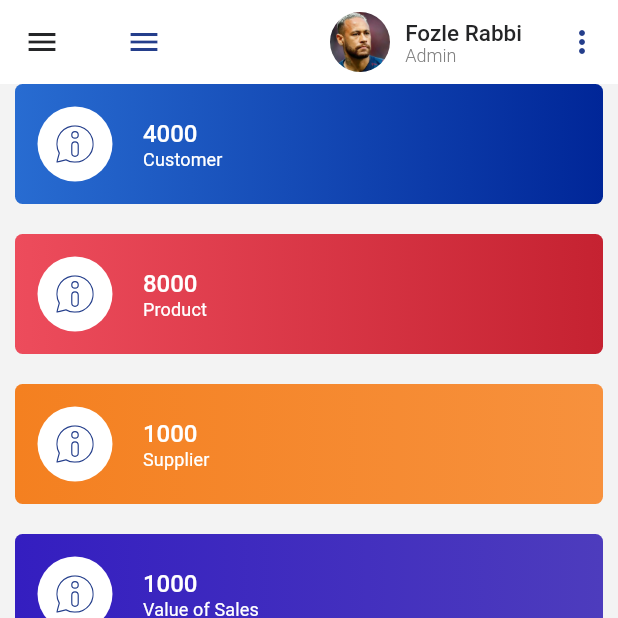
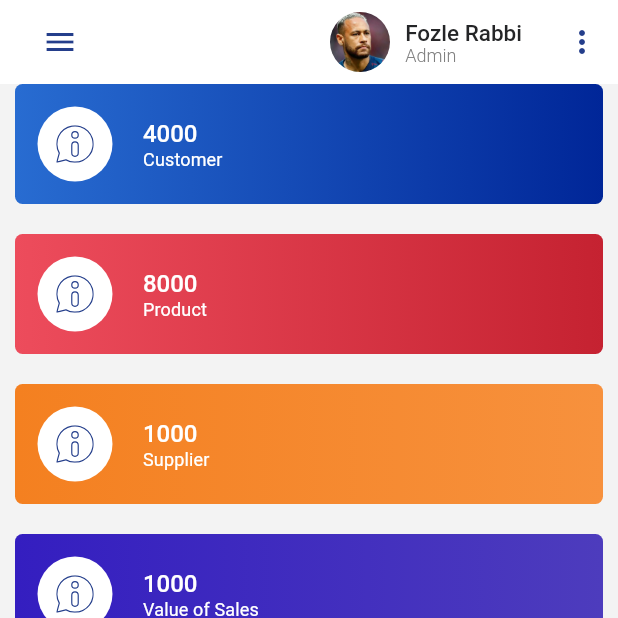
Before and after one commit to fozlerabbi321/flutter_dashboard, a Flutter app: the screen it shows after launch, in the side drawer, after a tap on the "menu" icon, on a phone screen of 412 x 824 dp, the top half of it. Run offline on Flutter 3.47's test engine with Material 2 defaults, Android fonts, the phone set to English and light mode, and no system bars; our stand-ins replace flutter_svg, get, get_storage, google_fonts, shared_preferences.

```diff
--- a/lib/controllers/dashboard_controller.dart
+++ b/lib/controllers/dashboard_controller.dart
@@ -11,7 +11,7 @@ class DashboardController extends GetxController {
 
   final RpDashboardTopList _topList = RpDashboardTopList();
   bool _isAccountPopup = false;
-  bool _isMenu = false;
+  bool _isMenu = true;
   bool _isMenuPopup = false;
   bool _isExpand = false;
   bool _isExpand2 = false;
--- a/lib/contstants/images.dart
+++ b/lib/contstants/images.dart
@@ -18,6 +18,7 @@ class Images {
   static const String testUser = kImageDir + 'test_user.jpg';
 
   ///Icon
+  static const String home = kIConDir + 'home.svg';
   static const String trams = kIConDir + 'trams.svg';
   static const String policy = kIConDir + 'policy.svg';
   static const String about = kIConDir + 'about_us.svg';
--- a/lib/view/screens/dashboard/dashboard_screen.dart
+++ b/lib/view/screens/dashboard/dashboard_screen.dart
@@ -34,16 +34,22 @@ class _DashboardScreenState extends State<DashboardScreen> {
           constraints: const BoxConstraints(maxWidth: 200),
           child: SideMenu(
             dashboardController: dashBoardController,
+            width: 200,
           ),
         ),
+        drawerEnableOpenDragGesture: false,
         appBar: AppBar(
+          leadingWidth: 0,
+          leading: Container(),
           title: Row(
             children: [
               Row(
                 children: [
-                  if (dashBoardController.isMenu)
+                  if (SizeConfig.isDesktop())
                     AppBarLogo(
-                      isMenuClick: dashBoardController.isMenu,
+                      isMenuClick: SizeConfig.isMobile()
+                          ? false
+                          : dashBoardController.isMenu,
                     ),
                   IconButton(
                     icon: const Icon(
@@ -51,7 +57,7 @@ class _DashboardScreenState extends State<DashboardScreen> {
                       color: kPrimaryColor,
                     ),
                     onPressed: () {
-                      if (SizeConfig.isMobile()) {
+                      if (!SizeConfig.isDesktop()) {
                         _scaffoldKey.currentState?.openDrawer();
                       } else {
                         dashBoardController.updateMenu();
@@ -92,6 +98,7 @@ class _DashboardScreenState extends State<DashboardScreen> {
                   SizeConfig.isDesktop()
                       ? SideMenu(
                           dashboardController: dashBoardController,
+                          width: dashBoardController.isMenu ? 200 : null,
                         )
                       : const SizedBox(),
                   Expanded(
--- a/lib/view/widgets/app_bar_logo.dart
+++ b/lib/view/widgets/app_bar_logo.dart
@@ -22,7 +22,7 @@ class AppBarLogo extends StatelessWidget {
         if (isMenuClick) kWidthBox5,
         if (isMenuClick)
           Text(
-            'AmerSolution',
+            'AmarSolution',
             style: Theme.of(context).textTheme.headline2?.copyWith(
                   color: kPrimaryColor,
                 ),
--- a/lib/view/widgets/side_menu.dart
+++ b/lib/view/widgets/side_menu.dart
@@ -3,6 +3,7 @@ import 'package:flutter_dashboard/controllers/dashboard_controller.dart';
 import 'package:flutter_dashboard/contstants/colors_data.dart';
 import 'package:flutter_dashboard/contstants/images.dart';
 import 'package:flutter_dashboard/contstants/size_config.dart';
+import 'package:flutter_svg/flutter_svg.dart';
 import 'package:get/get.dart';
 
 import '../../contstants/style_data.dart';
@@ -11,11 +12,10 @@ import 'app_bar_logo.dart';
 import 'text_image_widget.dart';
 
 class SideMenu extends StatelessWidget {
-  final double width;
+  final double? width;
   final DashboardController dashboardController;
 
-  const SideMenu(
-      {Key? key, this.width = 200, required this.dashboardController})
+  const SideMenu({Key? key, this.width, required this.dashboardController})
       : super(key: key);
 
   @override
@@ -25,7 +25,44 @@ class SideMenu extends StatelessWidget {
       margin: EdgeInsets.only(top: SizeConfig.isDesktop() ? 0 : appBarHeight),
       height: SizeConfig.screenHeight,
       child: SafeArea(
-        child: Column(
+        child: dashboardController.isMenu == false
+            ? Column(
+                children: [
+                  Row(
+                    children: [
+                      Container(
+                        color: const Color(0xFFAF126E),
+                        width: 3,
+                        height: 50,
+                      ),
+                      Container(
+                        height: 50,
+                        //width: width - 3.0,
+                        padding: EdgeInsets.only(
+                            left: SizeConfig.isDesktop() ? 15 : 10,
+                            right: SizeConfig.isDesktop() ? 15 : 10),
+                        decoration: BoxDecoration(
+                          color: const Color(0xFFe9f7f0),
+                          boxShadow: [
+                            kOrdinaryShadow,
+                          ],
+                        ),
+                        child: SizedBox(
+                          width: 15,
+                          height: 15,
+                          child: SvgPicture.asset(
+                            Images.home,
+                            color: const Color(0xFFAF126E),
+                            width: 15,
+                            height: 15,
+                          ),
+                        ),
+                      ),
+                    ],
+                  ),
+                ],
+              )
+            : Column(
                 children: [
                   if (SizeConfig.isMobile()) kHeightBox10,
                   if (SizeConfig.isMobile())
@@ -42,9 +79,10 @@ class SideMenu extends StatelessWidget {
                       ),
                       Container(
                         height: 50,
-                  width: width - 3.0,
-                  padding:
-                      EdgeInsets.only(left: SizeConfig.isDesktop() ? 15 : 10),
+                        width: width! - 3.0,
+                        padding: EdgeInsets.only(
+                          left: SizeConfig.isDesktop() ? 15 : 10,
+                        ),
                         decoration: BoxDecoration(
                           color: const Color(0xFFe9f7f0),
                           boxShadow: [
@@ -53,7 +91,7 @@ class SideMenu extends StatelessWidget {
                         ),
                         child: TextImageWidgets(
                           title: 'Dashboard'.tr,
-                    image: Images.help,
+                          image: Images.home,
                           color: const Color(0xFFAF126E),
                           isSelect: true,
                           space: SizeConfig.isDesktop() ? 15 : 10,
```
Lines whose indentation alone changed are shown as unchanged.
